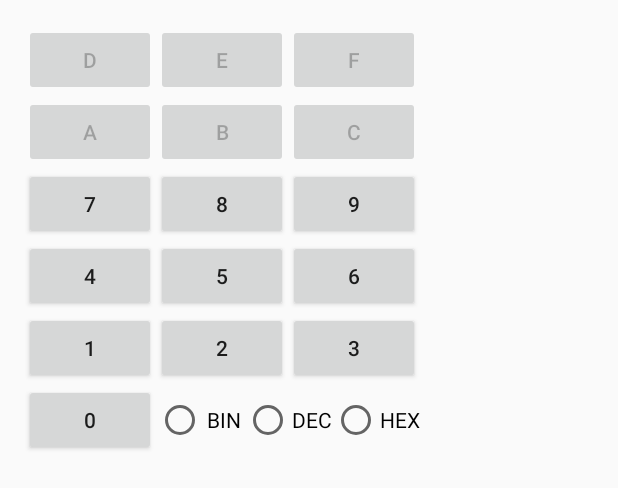
After one commit to aksel/DevCalc, an Android app: the layout calculator_numbers.xml on its own in the app's theme, with its tools: preview values and no code run, on a phone screen of 412 x 824 dp. The commit adds this screen. Shown: the top 488 px of the screen. Run offline under Robolectric (Android 15) with nearby library versions, the phone set to English and light mode, and no system bars.

Commit message:
Basic UI: Number grid layout, 0 to F, with radiobuttons

```diff
--- /dev/null
+++ b/app/src/main/res/layout/calculator_numbers.xml
@@ -0,0 +1,161 @@
+<?xml version="1.0" encoding="utf-8"?>
+<LinearLayout
+    xmlns:android="http://schemas.android.com/apk/res/android"
+    android:orientation="vertical"
+    android:layout_width="wrap_content"
+    android:layout_height="wrap_content"
+    android:padding="16dp">
+
+    <LinearLayout
+        android:id="@+id/buttons_hex_def"
+        android:orientation="horizontal"
+        android:layout_width="wrap_content"
+        android:layout_height="wrap_content">
+
+        <Button
+            android:layout_width="wrap_content"
+            android:layout_height="wrap_content"
+            android:text="@string/d"
+            android:enabled="false"/>
+
+        <Button
+            android:layout_width="wrap_content"
+            android:layout_height="wrap_content"
+            android:text="@string/e"
+            android:enabled="false"/>
+
+        <Button
+            android:layout_width="wrap_content"
+            android:layout_height="wrap_content"
+            android:text="@string/f"
+            android:enabled="false"/>
+    </LinearLayout>
+
+    <LinearLayout
+        android:id="@+id/buttons_hex_abc"
+        android:orientation="horizontal"
+        android:layout_width="wrap_content"
+        android:layout_height="wrap_content">
+
+        <Button
+            android:layout_width="wrap_content"
+            android:layout_height="wrap_content"
+            android:text="@string/a"
+            android:enabled="false"/>
+
+        <Button
+            android:layout_width="wrap_content"
+            android:layout_height="wrap_content"
+            android:text="@string/b"
+            android:enabled="false"/>
+
+        <Button
+            android:layout_width="wrap_content"
+            android:layout_height="wrap_content"
+            android:text="@string/c"
+            android:enabled="false"/>
+    </LinearLayout>
+
+    <LinearLayout
+        android:orientation="horizontal"
+        android:layout_width="wrap_content"
+        android:layout_height="wrap_content">
+
+        <Button
+            android:layout_width="wrap_content"
+            android:layout_height="wrap_content"
+            android:text="@string/seven"/>
+
+        <Button
+            android:layout_width="wrap_content"
+            android:layout_height="wrap_content"
+            android:text="@string/eight"/>
+
+        <Button
+            android:layout_width="wrap_content"
+            android:layout_height="wrap_content"
+            android:text="@string/nine"/>
+    </LinearLayout>
+
+    <LinearLayout
+        android:orientation="horizontal"
+        android:layout_width="wrap_content"
+        android:layout_height="wrap_content">
+
+        <Button
+            android:layout_width="wrap_content"
+            android:layout_height="wrap_content"
+            android:text="@string/four"/>
+
+        <Button
+            android:layout_width="wrap_content"
+            android:layout_height="wrap_content"
+            android:text="@string/five"/>
+
+        <Button
+            android:layout_width="wrap_content"
+            android:layout_height="wrap_content"
+            android:text="@string/six"/>
+    </LinearLayout>
+
+    <LinearLayout
+        android:orientation="horizontal"
+        android:layout_width="wrap_content"
+        android:layout_height="wrap_content">
+
+        <Button
+            android:layout_width="wrap_content"
+            android:layout_height="wrap_content"
+            android:text="@string/one"/>
+
+        <Button
+            android:layout_width="wrap_content"
+            android:layout_height="wrap_content"
+            android:text="@string/two"/>
+
+        <Button
+            android:layout_width="wrap_content"
+            android:layout_height="wrap_content"
+            android:text="@string/three"/>
+    </LinearLayout>
+
+    <LinearLayout
+        android:orientation="horizontal"
+        android:layout_width="match_parent"
+        android:layout_height="0dp"
+        android:layout_weight="1">
+
+        <Button
+            android:layout_width="wrap_content"
+            android:layout_height="wrap_content"
+            android:text="@string/zero"/>
+
+        <RadioGroup
+            android:orientation="horizontal"
+            android:layout_width="fill_parent"
+            android:layout_height="match_parent"
+            android:layout_gravity="center">
+
+            <RadioButton
+                android:layout_width="0dp"
+                android:layout_height="match_parent"
+                android:layout_weight="1"
+                android:gravity="center"
+                android:text="@string/bin"/>
+
+            <RadioButton
+                android:layout_width="0dp"
+                android:layout_height="match_parent"
+                android:layout_weight="1"
+                android:gravity="center"
+                android:text="@string/dec"/>
+
+            <RadioButton
+                android:layout_width="0dp"
+                android:layout_height="match_parent"
+                android:layout_weight="1"
+                android:gravity="center"
+                android:text="@string/hex"/>
+        </RadioGroup>
+    </LinearLayout>
+</LinearLayout>
--- a/app/src/main/res/values/strings.xml
+++ b/app/src/main/res/values/strings.xml
@@ -1,6 +1,23 @@
 <resources>
     <string name="app_name">DevCalc</string>
     <string name="action_settings">Settings</string>
+    <string name="zero">0</string>
     <string name="one">1</string>
-    <string name="zero">0</string>
+    <string name="two">2</string>
+    <string name="three">3</string>
+    <string name="four">4</string>
+    <string name="five">5</string>
+    <string name="six">6</string>
+    <string name="seven">7</string>
+    <string name="eight">8</string>
+    <string name="nine">9</string>
+    <string name="a">A</string>
+    <string name="b">B</string>
+    <string name="c">C</string>
+    <string name="d">D</string>
+    <string name="e">E</string>
+    <string name="f">F</string>
+    <string name="bin">BIN</string>
+    <string name="dec">DEC</string>
+    <string name="hex">HEX</string>
 </resources>
```
